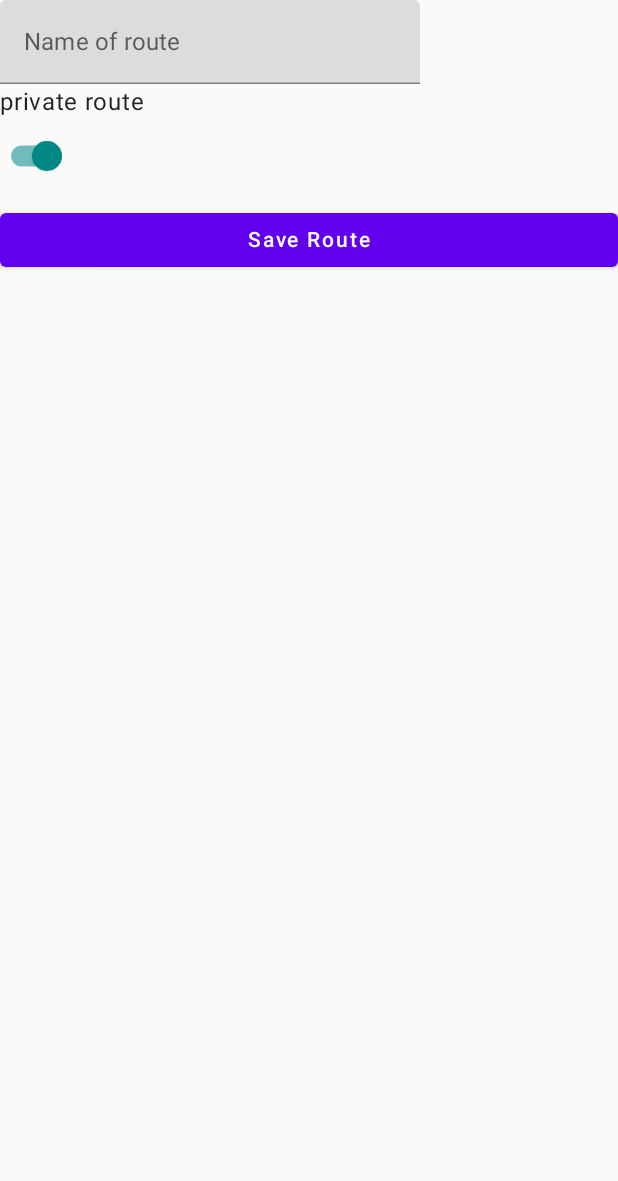
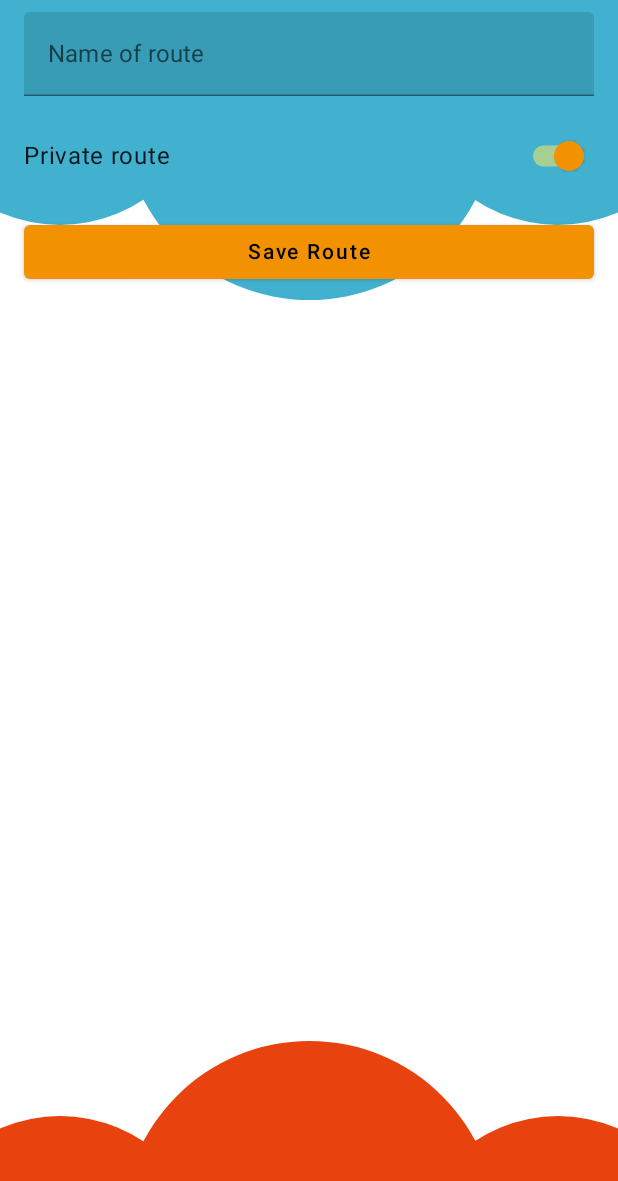
Before and after one commit to duerko2/SensoryShiftersApp, an Android app built with Jetpack Compose: the SaveScreen screen opened through its navigation route, on a phone screen of 412 x 824 dp. Shown: the top 1181 px of the screen. Run offline under Robolectric (Android 15) with nearby library versions, the phone set to English and light mode, and no system bars.

Commit message:
Background

```diff
--- a/app/src/main/java/com/example/sensoryshifters/MainActivity.kt
+++ b/app/src/main/java/com/example/sensoryshifters/MainActivity.kt
@@ -8,6 +8,7 @@ import androidx.navigation.NavHostController
 import androidx.navigation.compose.NavHost
 import androidx.navigation.compose.composable
 import androidx.navigation.compose.rememberNavController
+import com.example.sensoryshifters.screens.Background
 import com.example.sensoryshifters.screens.GalleryScreen
 import com.example.sensoryshifters.screens.GalleryViewModel
 import com.example.sensoryshifters.screens.HomeScreen
@@ -23,6 +24,7 @@ class MainActivity : ComponentActivity() {
         super.onCreate(savedInstanceState)
         setContent {
             SensoryShiftersTheme {
+                Background()
                 MainNavHost()
             }
         }
--- /dev/null
+++ b/app/src/main/java/com/example/sensoryshifters/screens/Background.kt
@@ -0,0 +1,84 @@
+package com.example.sensoryshifters.screens
+
+import androidx.compose.foundation.layout.*
+import androidx.compose.foundation.background
+import androidx.compose.foundation.layout.Box
+import androidx.compose.foundation.layout.offset
+import androidx.compose.foundation.layout.size
+import androidx.compose.foundation.shape.CircleShape
+import androidx.compose.foundation.shape.RoundedCornerShape
+import androidx.compose.material.MaterialTheme
+import androidx.compose.runtime.Composable
+import androidx.compose.ui.Alignment
+import androidx.compose.ui.Modifier
+import androidx.compose.ui.draw.clip
+import androidx.compose.ui.graphics.Color
+import androidx.compose.ui.unit.dp
+
+@Composable
+fun Background(){
+    Box(modifier = Modifier
+                    .fillMaxSize()
+                    .background(color = MaterialTheme.colors.background)// Circles towards the top
+    )     {
+
+
+    Box(
+            modifier = Modifier
+                .offset((-60).dp, (-50).dp)
+                .clip(CircleShape)
+                .size(200.dp)
+                .background(color = MaterialTheme.colors.surface)
+                .align(Alignment.TopStart)
+        )
+
+        Box(
+            modifier = Modifier
+                .offset(0.dp, (-50).dp)
+                .clip(CircleShape)
+                .size(250.dp)
+                .background(color = MaterialTheme.colors.surface)
+                .align(Alignment.TopCenter)
+        )
+
+        Box(
+            modifier = Modifier
+                .offset(60.dp, (-50).dp)
+                .clip(CircleShape)
+                .size(200.dp)
+                .background(color = MaterialTheme.colors.surface)
+                .align(Alignment.TopEnd)
+        )
+
+        // Boxes towards the bottom
+        Box(
+            modifier = Modifier
+                .offset((-60).dp, 120.dp)
+                .clip(CircleShape)
+                .size(200.dp)
+                .background(color = MaterialTheme.colors.primaryVariant)
+                .clip(RoundedCornerShape(16.dp))
+                .align(Alignment.BottomStart)
+        )
+
+        Box(
+            modifier = Modifier
+                .offset(0.dp, 120.dp)
+                .clip(CircleShape)
+                .size(250.dp)
+                .background(color = MaterialTheme.colors.primaryVariant)
+                .clip(RoundedCornerShape(16.dp))
+                .align(Alignment.BottomCenter)
+        )
+
+        Box(
+            modifier = Modifier
+                .offset(60.dp, 120.dp)
+                .clip(CircleShape)
+                .size(200.dp)
+                .background(color = MaterialTheme.colors.primaryVariant)
+                .clip(RoundedCornerShape(16.dp))
+                .align(Alignment.BottomEnd)
+        )
+    }
+}
--- a/app/src/main/java/com/example/sensoryshifters/screens/HomeScreen.kt
+++ b/app/src/main/java/com/example/sensoryshifters/screens/HomeScreen.kt
@@ -1,42 +1,96 @@
 package com.example.sensoryshifters.screens
 
-import androidx.compose.foundation.layout.Column
+import androidx.compose.foundation.background
 import androidx.compose.foundation.layout.*
+import androidx.compose.foundation.shape.CircleShape
+import androidx.compose.foundation.shape.RoundedCornerShape
 import androidx.compose.material.Button
+import androidx.compose.material.MaterialTheme
 import androidx.compose.material.Text
 import androidx.compose.runtime.Composable
 import androidx.compose.ui.Alignment
 import androidx.compose.ui.Modifier
+import androidx.compose.ui.draw.clip
+import androidx.compose.ui.graphics.Color
+import androidx.compose.ui.semantics.contentDescription
+import androidx.compose.ui.semantics.semantics
+import androidx.compose.ui.text.style.TextAlign
 import androidx.compose.ui.unit.dp
 import androidx.navigation.NavHostController
 import com.example.sensoryshifters.Destination
-
 @Composable
 fun HomeScreen(navController: NavHostController) {
+    Box(
+        modifier = Modifier
+            .fillMaxSize()
+            .padding(16.dp)
+    ) {
+
+
+
         Column(
             modifier = Modifier
                 .fillMaxSize()
                 .padding(16.dp),
+            verticalArrangement = Arrangement.Center,
+            horizontalAlignment = Alignment.CenterHorizontally
+        ) {
+            Text(
+                text = "Sensory Shift",
+                style = MaterialTheme.typography.h5,
+                textAlign = TextAlign.Center,
+                modifier = Modifier
+                    .padding(bottom = 16.dp)
+                    .semantics {
+                        contentDescription = "App title: Sensory Shift"
+                    }
+            )
 
+            Text(
+                text = "Record your walks in nature and replay them later with detailed information about conditions, terrain, and navigation.",
+                style = MaterialTheme.typography.body1,
+                textAlign = TextAlign.Center,
+                modifier = Modifier
+                    .padding(bottom = 24.dp)
+                    .semantics {
+                        contentDescription =
+                            "App description: Record walks in nature for replay with detailed information"
+                    }
+            )
+
+            // Buttons
+            Row(
+                modifier = Modifier
+                    .fillMaxWidth()
+                    .clip(shape = RoundedCornerShape(8.dp))
+                    .background(color = Color.LightGray)
+                    .padding(8.dp),
+                horizontalArrangement = Arrangement.SpaceEvenly
             ) {
-        Spacer(modifier = Modifier.height(16.dp))
-
                 Button(
                     onClick = { navController.navigate(Destination.Record.route) },
                     modifier = Modifier
-                .fillMaxWidth()
-                .padding(vertical = 8.dp)
+                        .weight(1f)
+                        .padding(horizontal = 8.dp)
+                        .semantics {
+                            contentDescription = "Record a new walk"
+                        }
                 ) {
-            Text(text = "Record Route")
+                    Text(text = "Record Walk")
                 }
 
                 Button(
                     onClick = { navController.navigate(Destination.Gallery.route) },
                     modifier = Modifier
-                .fillMaxWidth()
-                .padding(vertical = 8.dp)
+                        .weight(1f)
+                        .padding(horizontal = 8.dp)
+                        .semantics {
+                            contentDescription = "View walk gallery"
+                        }
                 ) {
-            Text(text = "Route Gallery")
+                    Text(text = "Walk Gallery")
                 }
             }
         }
+    }
+}
--- a/app/src/main/java/com/example/sensoryshifters/screens/SaveScreen.kt
+++ b/app/src/main/java/com/example/sensoryshifters/screens/SaveScreen.kt
@@ -1,10 +1,14 @@
 package com.example.sensoryshifters.screens
 
+import androidx.compose.foundation.clickable
 import androidx.compose.foundation.layout.Column
+import androidx.compose.foundation.layout.Row
 import androidx.compose.foundation.layout.fillMaxWidth
 import androidx.compose.foundation.layout.padding
 import androidx.compose.material.Button
+import androidx.compose.material.MaterialTheme.colors
 import androidx.compose.material.Switch
+import androidx.compose.material.SwitchDefaults
 import androidx.compose.material.Text
 import androidx.compose.material.TextField
 import androidx.compose.runtime.Composable
@@ -12,37 +16,97 @@ import androidx.compose.runtime.getValue
 import androidx.compose.runtime.mutableStateOf
 import androidx.compose.runtime.remember
 import androidx.compose.runtime.setValue
+import androidx.compose.ui.Alignment
 import androidx.compose.ui.Modifier
+import androidx.compose.ui.semantics.contentDescription
+import androidx.compose.ui.semantics.semantics
 import androidx.compose.ui.unit.dp
 
 
 @Composable
 fun SaveScreen(viewModel: RecordViewModel) {
-        var name by remember{mutableStateOf("")}
-        var private by remember{ mutableStateOf(true)}
-        Column(){
+    var name by remember { mutableStateOf("") }
+    var private by remember { mutableStateOf(true) }
+
+
+
+
+    Column(
+        modifier = Modifier
+            .fillMaxWidth()
+            .padding(horizontal = 16.dp)
+    ) {
+        // Name input field with accessibility content description
         TextField(
             value = name,
-                onValueChange = { name=it },
-                label={Text("Name of route")}
+            onValueChange = { name = it },
+            label = { Text("Name of route") },
+            modifier = Modifier
+                .fillMaxWidth()
+                .padding(vertical = 8.dp)
+                .semantics {
+                    contentDescription = "Enter name for the route"
+                }
         )
-            Text(text="private route")
-            Switch(
-                checked = private,
-                onCheckedChange = {private=!private}
-                )
-            Button(onClick = {viewModel.saveRoute()},
+
+        // Accessibility-friendly indicator for private route
+        Row(
+            verticalAlignment = Alignment.CenterVertically,
             modifier = Modifier
                 .fillMaxWidth()
                 .padding(vertical = 8.dp)
         ) {
+            Text(
+                text = "Private route",
+                modifier = Modifier
+                    .weight(1f)
+                    .clickable {
+                        private = !private
+                    }
+                    .semantics {
+                        contentDescription = if (private) "Private route" else "Public route"
+                    }
+            )
+            Switch(
+                checked = private,
+                onCheckedChange = { private = !private },
+                modifier = Modifier
+                    .padding(start = 8.dp)
+                    .semantics {
+                        contentDescription = if (private) "Private" else "Public"
+                    },
+                colors = SwitchDefaults.colors(
+                    checkedThumbColor = colors.primary, // Use primary color for checked thumb
+                    checkedTrackColor = colors.secondary, // Use secondary color for checked track
+                    uncheckedThumbColor = colors.onSurface.copy(alpha = 0.4f), // Use onSurface color for unchecked thumb
+                    uncheckedTrackColor = colors.onSurface.copy(alpha = 0.2f) // Use surface color for unchecked track
+                ),
+            )
+        }
+
+        // Save button with accessibility content description
+        Button(
+            onClick = { viewModel.saveRoute() },
+            modifier = Modifier
+                .fillMaxWidth()
+                .padding(vertical = 8.dp)
+                .semantics {
+                    contentDescription = "Save route"
+                }
+        ) {
             Text(text = "Save Route")
         }
-            viewModel.recordingLocations.forEach(action = {
-                Text(text = "Latitude: ${it.latitude}, Longitude: ${it.longitude}")
-            })
+
+        // Accessibility improvements for recorded locations
+        viewModel.recordingLocations.forEach { location ->
+            Text(
+                text = "Latitude: ${location.latitude}, Longitude: ${location.longitude}",
+                modifier = Modifier
+                    .padding(vertical = 4.dp)
+                    .semantics {
+                        contentDescription = "Latitude: ${location.latitude}, Longitude: ${location.longitude}"
                     }
-
-
-
+            )
         }
+    }
+}
--- a/app/src/main/java/com/example/sensoryshifters/theme/Color.kt
+++ b/app/src/main/java/com/example/sensoryshifters/theme/Color.kt
@@ -7,5 +7,11 @@ val Purple200 = Color(0xFFBB86FC)
 val Purple500 = Color(0xFF6200EE)
 val Purple700 = Color(0xFF3700B3)
 val Teal200 = Color(0xFF03DAC5)
-val Blue100 = Color(0xFF1CC8FF)
+
+
+val Orange200 = Color(0xFFFFA07A)
+val Orange500 = Color(0xFFF39201)
+val Orange700 = Color(0xFFE8420F)
+val Blue100 = Color(0xFF41B1CF)
+val Yellow200 = Color(0xFFFDE962)
 val Black100 = Color(0xFF000000)
--- a/app/src/main/java/com/example/sensoryshifters/theme/Style.kt
+++ b/app/src/main/java/com/example/sensoryshifters/theme/Style.kt
@@ -5,33 +5,41 @@ import androidx.compose.material.darkColors
 import androidx.compose.material.lightColors
 import androidx.compose.material.MaterialTheme
 import androidx.compose.runtime.Composable
+import androidx.compose.ui.graphics.Color
 import com.example.sensoryshifters.theme.*
-
 private val DarkColorScheme = darkColors(
     primary = Blue100,
-    primaryVariant = Purple700,
-    secondary = Teal200,
-    background = Purple700,
+    primaryVariant = Orange700,
+    secondary = Yellow200,
+    background = Orange700,
+    surface = Orange200,
+    error = Color.Red,
+    onPrimary = Color.White,
+    onSecondary = Color.Black,
+    onBackground = Color.White,
+    onSurface = Color.Black,
+    onError = Color.White
 )
 
 private val LightColorScheme = lightColors(
-    primary = Purple500,
-    primaryVariant = Purple700,
-    secondary = Teal200,
-    background = Blue100,
+    primary = Orange500,
+    primaryVariant = Orange700,
+    secondary = Yellow200,
+    background = Color.White,
+    surface = Blue100,
+    error = Color.Red,
+    onPrimary = Color.Black,
+    onSecondary = Color.Black,
     onBackground = Black100,
+    onSurface = Color.Black,
+    onError = Color.White
+)
 
 
-    /* Other default colors to override
-    background = Color(0xFFFFFBFE),
-    surface = Color(0xFFFFFBFE),
-    onPrimary = Color.White,
-    onSecondary = Color.White,
-    onTertiary = Color.White,
-    onBackground = Color(0xFF1C1B1F),
-    onSurface = Color(0xFF1C1B1F),
-    */
-)
+
+
+
+
 
 @Composable
 fun SensoryShiftersTheme(
```
Also changed, not shown: app/src/main/java/com/example/sensoryshifters/screens/RecordScreen.kt (+6 -1 lines). Lines whose indentation alone changed are shown as unchanged.
